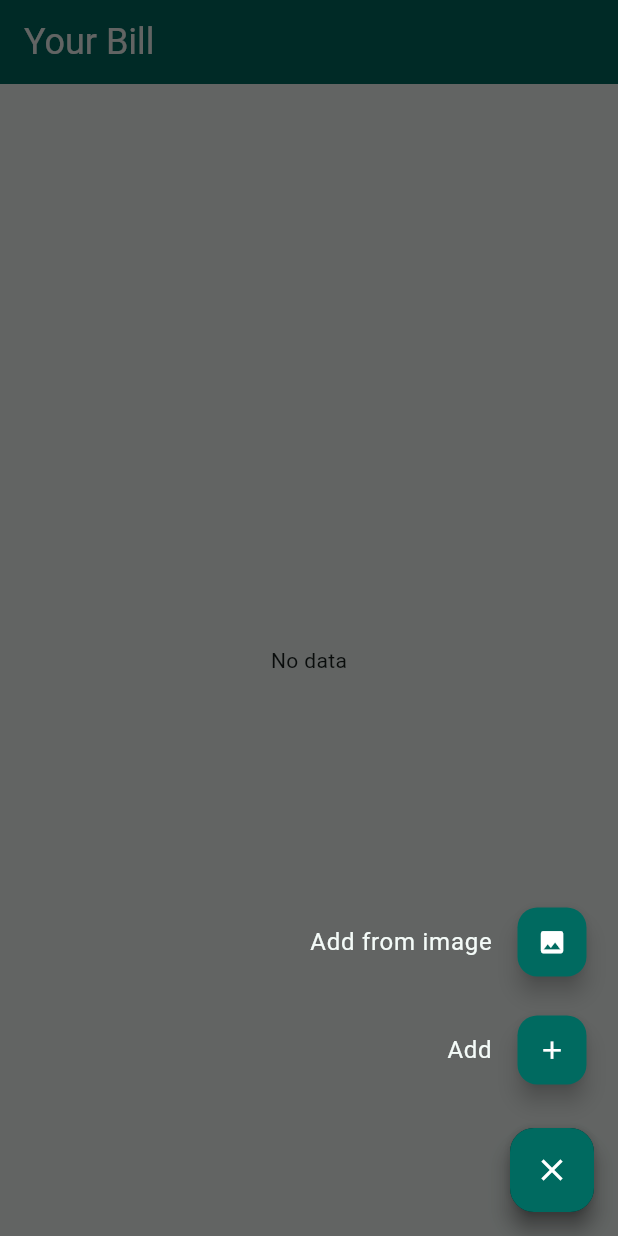
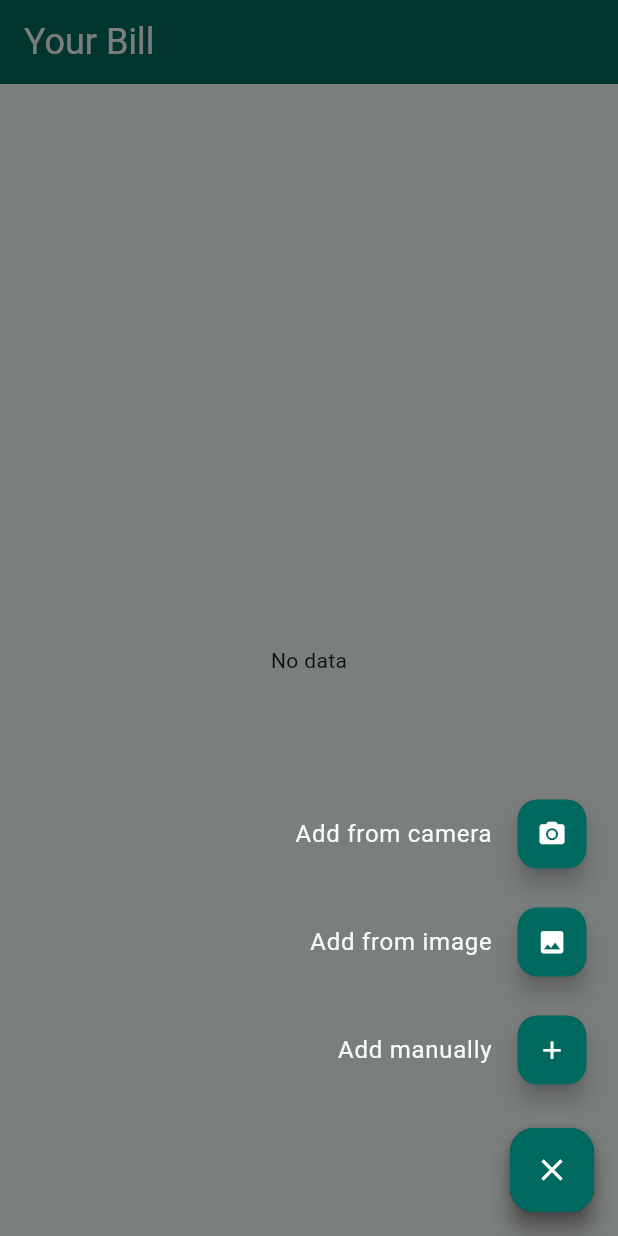
Before and after one commit to pramahalqavi/bill-buddy, a Flutter app: the screen it shows after launch, after a tap on the "add" icon, on a phone screen of 412 x 824 dp. Run offline on Flutter 3.47's test engine with Material 2 defaults, Android fonts, the light colour scheme and no system bars; drawn by our look-alikes of flutter_speed_dial; our stand-ins replace floor, flutter_bloc, get_it, image_picker, screenshot, sqflite; missing offline and left inert: esys_flutter_share_plus, google_mlkit_text_recognition; accounts and stored records are empty; generated files the repository leaves out were written again.

Commit message:
HomeScreen: Improve bill recognizer, add camera scan option, add option icons, etc

```diff
--- a/lib/bloc/edit_bill_bloc.dart
+++ b/lib/bloc/edit_bill_bloc.dart
@@ -56,7 +56,7 @@ class EditBillBloc extends Bloc<EditBillEvent, EditBillState> {
   void updateBillSummary(UpdateBillSummaryEvent event, Emitter<EditBillState> emitter) {
     if (event.tax != null) state.bill.tax = stringToInt(event.tax);
     if (event.service != null) state.bill.service = stringToInt(event.service);
-    if (event.discounts != null) state.bill.discounts = stringToInt(event.discounts);
+    if (event.discounts != null) state.bill.discount = stringToInt(event.discounts);
     if (event.others != null) state.bill.others = stringToInt(event.others);
     if (event.total != null) {
       state.bill.total = stringToInt(event.total);
--- a/lib/bloc/home_bloc.dart
+++ b/lib/bloc/home_bloc.dart
@@ -41,15 +41,14 @@ class HomeBloc extends Bloc<HomeEvent, HomeState> {
   }
 
   void onRecognizeImage(RecognizeBillEvent event, Emitter<HomeState> emitter) async {
-    XFile? image = await event.imagePicker.pickImage(source: ImageSource.gallery);
+    XFile? image = await event.imagePicker.pickImage(source: (event.isFromCamera) ? ImageSource.camera : ImageSource.gallery);
     if (image != null) {
+      emitter(HomeState(bills: state.bills, isLoading: true));
       RecognizedText recognizedText = await event.textRecognizer.processImage(
           InputImage.fromFilePath(image.path));
       Bill result = BillRecognizer(recognizedText).recognize();
       event.textRecognizer.close();
       emitter(HomeState(bills: state.bills, scannedBill: result));
-    } else {
-      emitter(HomeState(bills: state.bills, snackbarMessage: StringRes.scanBillErrorMsg));
     }
   }
 }
--- a/lib/model/bill.dart
+++ b/lib/model/bill.dart
@@ -10,13 +10,13 @@ class Bill {
   List<String> participants;
   int tax;
   int service;
-  int discounts;
+  int discount;
   int others;
   int total;
 
   Bill({this.id, this.title = "", required this.billDate, this.items = const [],
     this.participants = const [""], this.tax = 0, this.service = 0,
-    this.discounts = 0, this.others = 0, this.total = 0});
+    this.discount = 0, this.others = 0, this.total = 0});
 
   int getSubtotal() {
     int subtotal = 0;
@@ -25,11 +25,11 @@ class Bill {
   }
 
   void updateOthers() {
-    others = total - getSubtotal() - tax - service + discounts;
+    others = total - getSubtotal() - tax - service + discount;
   }
 
   void updateTotal() {
-    total = getSubtotal() + tax + service - discounts + others;
+    total = getSubtotal() + tax + service - discount + others;
   }
 
   List<BillItem> _getParticipantItems(int id) {
@@ -53,7 +53,7 @@ class Bill {
     double participantTax = tax * portion;
     double participantService = service * portion;
     double participantOthers = others * portion;
-    double participantDiscounts = discounts * portion;
+    double participantDiscounts = discount * portion;
     double participantTotal = participantSubtotal + participantTax +
         participantService + participantOthers - participantDiscounts;
     return SplitReport(
--- a/lib/screen/assign_participant_screen.dart
+++ b/lib/screen/assign_participant_screen.dart
@@ -274,7 +274,7 @@ class AssignParticipantScreen extends StatelessWidget {
     items.add(renderBillSummaryItem(context, state, StringRes.subtotal, formatThousands(state.bill.getSubtotal().toString())));
     items.add(renderBillSummaryItem(context, state, StringRes.tax, formatThousands(state.bill.tax.toString())));
     items.add(renderBillSummaryItem(context, state, StringRes.serviceCharge, formatThousands(state.bill.service.toString())));
-    items.add(renderBillSummaryItem(context, state, StringRes.discounts, formatThousands(state.bill.discounts.toString(), addNegativePrefix: true)));
+    items.add(renderBillSummaryItem(context, state, StringRes.discount, formatThousands(state.bill.discount.toString(), addNegativePrefix: true)));
     items.add(renderBillSummaryItem(context, state, StringRes.others, formatThousands(state.bill.others.toString())));
     items.add(renderBillSummaryItem(context, state, StringRes.totalAmount, formatThousands(state.bill.total.toString())));
     return Container(
--- a/lib/screen/home_screen.dart
+++ b/lib/screen/home_screen.dart
@@ -11,6 +11,7 @@ import 'package:flutter_speed_dial/flutter_speed_dial.dart';
 import 'package:google_mlkit_text_recognition/google_mlkit_text_recognition.dart';
 import 'package:image_picker/image_picker.dart';
 import '../base/design_template.dart';
+import '../utils/constants.dart';
 import '../utils/string_res.dart';
 
 class HomeScreen extends StatelessWidget {
@@ -57,7 +58,7 @@ class HomeScreen extends StatelessWidget {
       backgroundColor: colorScheme(context).primary,
       foregroundColor: colorScheme(context).onPrimary,
       overlayColor: Colors.black,
-      overlayOpacity: 0.6,
+      overlayOpacity: Constants.loadingOpacity,
       shape: RoundedRectangleBorder(
         borderRadius: BorderRadius.circular(16),
       ),
@@ -70,7 +71,7 @@ class HomeScreen extends StatelessWidget {
             ),
             label: null,
             labelWidget: Container(margin: EdgeInsets.only(right: 12),
-                child: Text(StringRes.add, style: textThemePrimary(context).bodyLarge)),
+                child: Text(StringRes.addManually, style: textThemePrimary(context).bodyLarge)),
             labelStyle: textTheme(context).bodyMedium,
             onTap: () {
               if (!state.isLoading) {
@@ -90,6 +91,19 @@ class HomeScreen extends StatelessWidget {
             onTap: () async {
               context.read<HomeBloc>().add(RecognizeBillEvent(getIt.get<ImagePicker>(), getIt.get<TextRecognizer>()));
             }),
+        SpeedDialChild( //// speed dial child
+            child: Icon(Icons.camera_alt, color: colorScheme(context).onPrimary),
+            backgroundColor: colorScheme(context).primary,
+            shape: RoundedRectangleBorder(
+              borderRadius: BorderRadius.circular(16),
+            ),
+            label: null,
+            labelWidget: Container(margin: EdgeInsets.only(right: 12),
+                child: Text(StringRes.addFromCamera, style: textThemePrimary(context).bodyLarge)),
+            labelStyle: textTheme(context).bodyMedium,
+            onTap: () async {
+              context.read<HomeBloc>().add(RecognizeBillEvent(getIt.get<ImagePicker>(), getIt.get<TextRecognizer>(), isFromCamera: true));
+            }),
       ],
     );
   }
@@ -97,15 +111,25 @@ class HomeScreen extends StatelessWidget {
   Widget homeContainer(BuildContext context, HomeState state) {
     return Container(
       width: double.infinity,
-      padding: EdgeInsets.only(left: 16, right: 16),
-      child: state.isLoading ? Center(child: CircularProgressIndicator()) :
-        state.isErrorInit ? Center(child: Text(StringRes.errorOccurred)) :
-        (state.bills.isNotEmpty) ?
-        ListView(
-          padding: EdgeInsets.only(top: 16, bottom: 16),
-          addAutomaticKeepAlives: false,
-          children: bills(context, state),
-        ) : Center(child: Text(StringRes.noData))
+      child: Stack(
+        alignment: Alignment.topCenter,
+        children: [
+          ((state.isErrorInit) ? Center(child: Text(StringRes.errorOccurred)) :
+          (state.bills.isEmpty && !state.isLoading) ? Center(child: Text(StringRes.noData)) :
+          ListView(
+            padding: EdgeInsets.only(top: 16, bottom: 16),
+            addAutomaticKeepAlives: false,
+            children: bills(context, state),
+          )),
+          if (state.isLoading) Container(
+              height: double.infinity,
+              width: double.infinity,
+              alignment: Alignment.center,
+              child: CircularProgressIndicator(),
+              decoration: BoxDecoration(color: Colors.black.withOpacity(Constants.loadingOpacity))
+          )
+        ],
+      )
     );
   }
 
@@ -120,7 +144,7 @@ class HomeScreen extends StatelessWidget {
   Widget bill(BuildContext context, HomeState state, int index) {
     var bill = state.bills[index];
     return Container(
-      margin: EdgeInsets.only(top: 8, bottom: 8),
+      margin: EdgeInsets.only(top: 8, bottom: 8, left: 16, right: 16),
       padding: EdgeInsets.only(top: 16, bottom: 16, left: 16, right: 16),
       decoration: BoxDecoration(
           border: Border.all(
@@ -143,7 +167,7 @@ class HomeScreen extends StatelessWidget {
                   child: IconButton(
                       onPressed: () {
                         showBillOptionBottomSheet(context, context.read<HomeBloc>(), index);
-                      }, icon: Icon(Icons.more_horiz)),
+                      }, icon: Icon(Icons.more_vert)),
                 )
               ],
             )),
@@ -213,8 +237,15 @@ class HomeScreen extends StatelessWidget {
                     },
                     child: Container(
                         padding: EdgeInsets.all(16),
-                        child: Text(StringRes.editBill,
-                            style: textTheme(context).titleSmall)),
+                        child: Row(
+                          children: [
+                            Expanded(flex: 1, child: Icon(Icons.edit, color: colorScheme(context).outline)),
+                            Expanded(flex: 9, child: Padding(
+                              padding: const EdgeInsets.symmetric(horizontal: 8.0),
+                              child: Text(StringRes.edit, style: textTheme(context).titleSmall),
+                            )),
+                          ],
+                        )),
                   ),
                   InkWell(
                     onTap: () {
@@ -223,8 +254,15 @@ class HomeScreen extends StatelessWidget {
                     },
                     child: Container(
                         padding: EdgeInsets.all(16),
-                        child: Text(StringRes.deleteBill,
-                            style: textTheme(context).titleSmall)),
+                        child: Row(
+                          children: [
+                            Expanded(flex: 1, child: Icon(Icons.delete, color: colorScheme(context).outline)),
+                            Expanded(flex: 9, child: Padding(
+                              padding: const EdgeInsets.symmetric(horizontal: 8.0),
+                              child: Text(StringRes.delete, style: textTheme(context).titleSmall),
+                            )),
+                          ],
+                        )),
                   )
                 ],
               ),
--- a/lib/utils/bill_transformer.dart
+++ b/lib/utils/bill_transformer.dart
@@ -14,7 +14,7 @@ class BillTransformer {
         updatedDate: DateTime.now().millisecondsSinceEpoch,
         tax: bill.tax,
         service: bill.service,
-        discounts: bill.discounts,
+        discounts: bill.discount,
         others: bill.others,
         total: bill.total,
         items: jsonEncode(bill.items),
@@ -33,7 +33,7 @@ class BillTransformer {
         billDate: DateTime.fromMillisecondsSinceEpoch(bill.billDate),
         tax: bill.tax,
         service: bill.service,
-        discounts: bill.discounts,
+        discount: bill.discounts,
         others: bill.others,
         total: bill.total,
         items: itemList,
--- a/lib/utils/constants.dart
+++ b/lib/utils/constants.dart
@@ -1,6 +1,5 @@
 class Constants {
   static const appDatabaseName = "app_database.db";
-
 
   static const priceRegex = r"[0-9]{1,3}((\s)?[.,]{1}(\s)?[0-9]{3})*((.|,)[0-9]{1,2})?";
   static const subtotalRegex = r"[Ss][Uu][Bb]\s?[Tt][Oo][Tt][Aa][Ll]";
@@ -12,4 +11,6 @@ class Constants {
   static const qtyNumberRegex = r"[0-9]{1,3}";
   static const itemNameRegex = r"[a-zA-Z\s]{3,}";
   static const currencyRegex = r"[Rr][Pp]|$|[Ii][Dd][Rr]|[Uu][Ss][Dd]";
+
+  static const loadingOpacity = 0.5;
 }
--- a/lib/utils/number_input_formatter.dart
+++ b/lib/utils/number_input_formatter.dart
@@ -6,6 +6,10 @@ class NumberInputFormatter extends TextInputFormatter {
     if (newValue.selection.baseOffset == 0) {
       return TextEditingValue(
           text: "0", selection: TextSelection.collapsed(offset: 1));
+    } else if (oldValue.text == "0" && newValue.text.length == 2) {
+      String newText = newValue.text.replaceFirst("0", "");
+      return TextEditingValue(
+          text: newText, selection: TextSelection.collapsed(offset: 1));
     }
     String newText = formatThousands(newValue.text);
     return newValue.copyWith(
--- a/lib/utils/string_res.dart
+++ b/lib/utils/string_res.dart
@@ -20,7 +20,7 @@ class StringRes {
   static const String subtotal = "Subtotal";
   static const String tax = "Tax";
   static const String serviceCharge = "Service charge";
-  static const String discounts = "Discounts";
+  static const String discount = "Discount";
   static const String others = "Others";
   static const String totalAmount = "Total amount";
   static const String next = "Next";
@@ -33,7 +33,7 @@ class StringRes {
   static const String itemQtyErrorMsg = "Item quantity should be greater than zero";
 
   static const String editParticipant = "Edit Participant";
-  static const String deleteItem = "Delete item";
+  static const String delete = "Delete";
   static const String add = "Add";
   static const String participant = "Participant";
   static const String addParticipant = "Add Bill Participant";
@@ -54,13 +54,13 @@ class StringRes {
     return "$itemCount $itemText • $participantCount $participantText";
   }
   static const String seeDetail = "See Detail";
-  static const String deleteBill = "Delete bill";
   static const String deleteBillSuccessMsg = "Delete bill successful";
   static const String deleteBillErrorMsg = "Delete bill unsuccessful";
-  static const String scanBillErrorMsg = "There was an error while trying to scan the image";
-  static const String editBill = "Edit bill";
+  static const String edit = "Edit";
 
   static const String participantNotAssignedErrorMsg = "All participants must be assigned to at least one item";
   static const String billItemNotAssignedErrorMsg = "All items must be assigned to at least one participant";
+  static const String addManually = "Add manually";
   static const String addFromImage = "Add from image";
+  static const String addFromCamera = "Add from camera";
 }
```
Also changed, not shown: lib/screen/edit_bill_screen.dart (+12 -3 lines), lib/screen/split_summary_screen.dart (+6 -2 lines), lib/utils/bill_recognizer.dart (+48 -8 lines).
